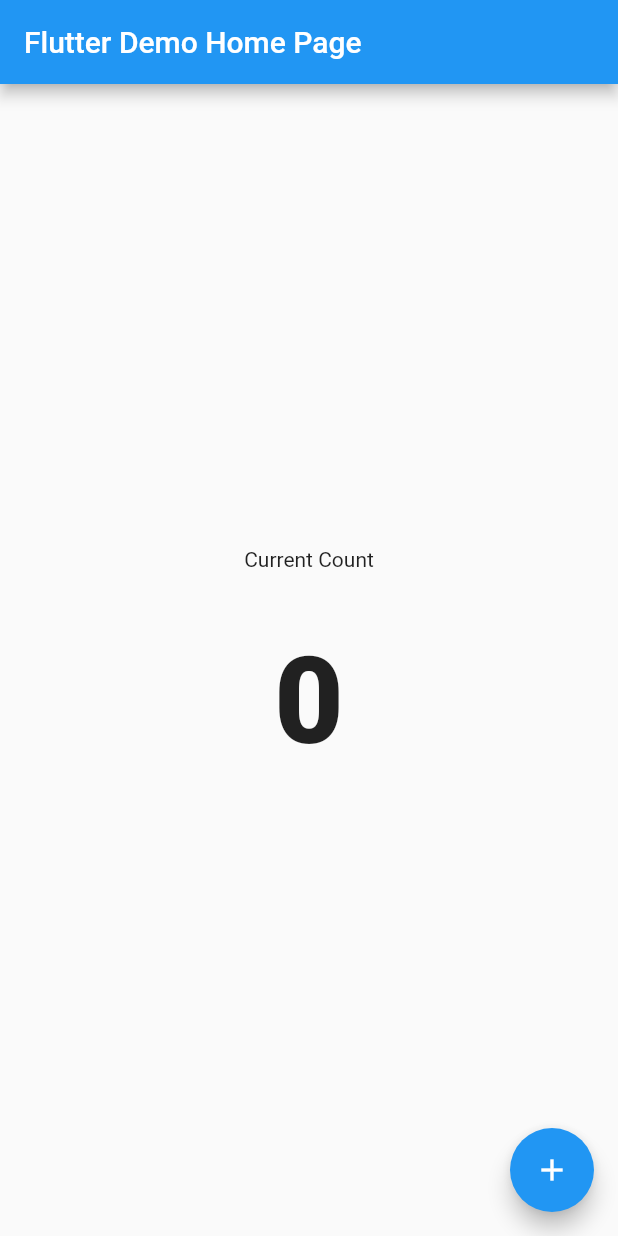
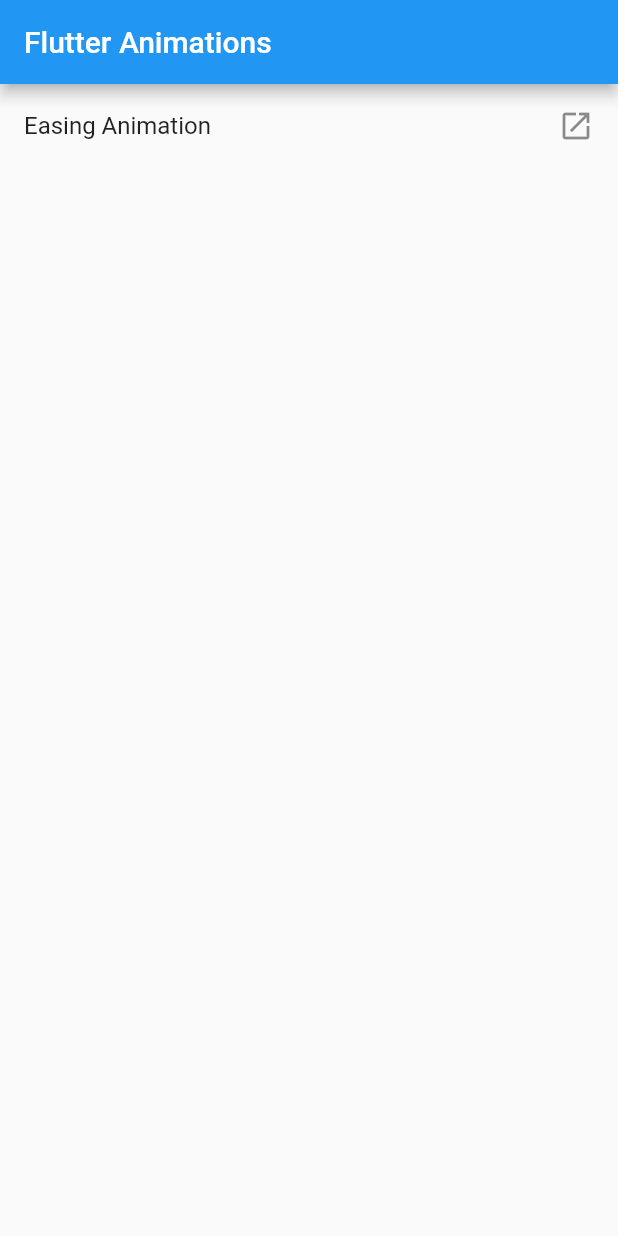
Before and after one commit to johngorithm/flutter-animations, a Flutter app: the screen it shows after launch, on a phone screen of 412 x 824 dp. Run offline on Flutter 3.47's test engine with Material 2 defaults, Android fonts, the phone set to English and light mode, and no system bars.

Commit message:
Add easing animation

```diff
--- a/lib/main.dart
+++ b/lib/main.dart
@@ -1,3 +1,5 @@
+import 'package:animatetinz/animation_screens/easing_animation.dart';
+import 'package:flutter/cupertino.dart';
 import 'package:flutter/material.dart';
 
 void main() => runApp(MyApp());
@@ -11,71 +13,45 @@ class MyApp extends StatelessWidget {
       theme: ThemeData(
         primarySwatch: Colors.blue,
       ),
-      home: CounterPage(title: 'Flutter Demo Home Page'),
+      home: Home(),
+      onGenerateRoute: (RouteSettings settings) {
+        switch(settings.name) {
+          case '/easingAnimation':
+            return CupertinoPageRoute(builder: (context) {
+              return EasingAnimationWidget();
+            });
+          case '/':
+          default:
+            return MaterialPageRoute(builder: (context) {
+              return Home();
+            });
+        }
+      },
     );
   }
 }
 
-class CounterPage extends StatefulWidget {
-  CounterPage({Key key, this.title}) : super(key: key);
-
-  final String title;
-
+class Home extends StatefulWidget {
   @override
-  _CounterPageState createState() => _CounterPageState();
+  _HomeState createState() => _HomeState();
 }
 
-class _CounterPageState extends State<CounterPage> {
-  int _counter = 0;
-  double _opacity = 1;
-
-  void _incrementCounter() {
-    setState(() {
-        _opacity = 0;
-    });
-
-    Future.delayed(Duration(milliseconds: 500), () {
-      setState(() {
-        _counter++;
-        _opacity = 1.0;
-      });
-    });
-  }
-
+class _HomeState extends State<Home> {
   @override
   Widget build(BuildContext context) {
     return Scaffold(
-      appBar: AppBar(
-        title: Text(widget.title),
-      ),
-      body: Center(
+      appBar: AppBar(title: Text('Flutter Animations'),),
+      body: SafeArea(
         child: Column(
-          mainAxisAlignment: MainAxisAlignment.center,
           children: <Widget>[
-            Text(
-              'Current Count',
-            ),
-            SizedBox(height: 40.0,),
-            AnimatedOpacity(
-              alwaysIncludeSemantics: true,
-              opacity: _opacity,
-              duration: Duration(milliseconds: 300),
-              child: Text(
-                '$_counter',
-                style: TextStyle(
-                  fontSize: 80.0,
-                  fontWeight: FontWeight.w800,
-                ),
-              ),
-            ),
+            ListTile(trailing: Icon(Icons.open_in_new), title: Text('Easing Animation'), onTap: openEasingAnimation,),
           ],
         ),
       ),
-      floatingActionButton: FloatingActionButton(
-        onPressed: _incrementCounter,
-        tooltip: 'Increment',
-        child: Icon(Icons.add),
-      ), // This trailing comma makes auto-formatting nicer for build methods.
     );
   }
+
+  void openEasingAnimation() {
+    Navigator.of(context).pushNamed('/easingAnimation');
+  }
 }
```
Also changed, not shown: lib/animation_screens/easing_animation.dart (added, +79 -0 lines).
